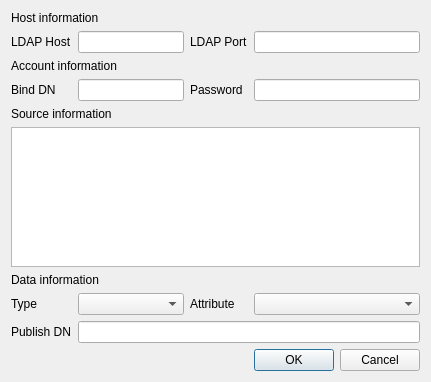
Qt form CAMan/pub_ldap_dlg.ui (jykim74/CertMan) before a commit.
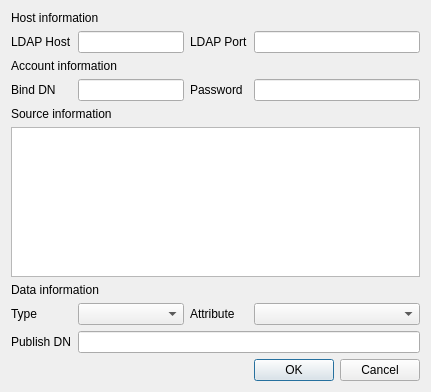
The same form after that commit.

The edit to the form file:
```diff
--- a/CAMan/pub_ldap_dlg.ui
+++ b/CAMan/pub_ldap_dlg.ui
@@ -7,7 +7,7 @@
     <x>0</x>
     <y>0</y>
     <width>431</width>
-    <height>382</height>
+    <height>392</height>
    </rect>
   </property>
   <property name="windowTitle">
```
Left out of the diff: 16 changed lines with no effect on the pictures.
